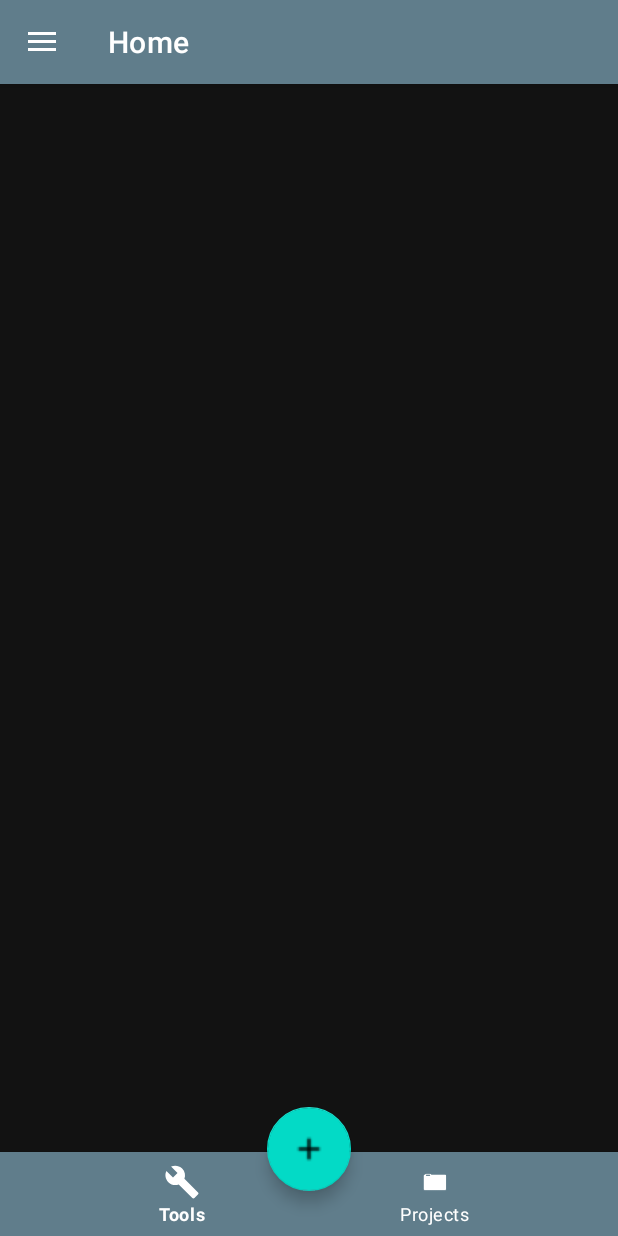
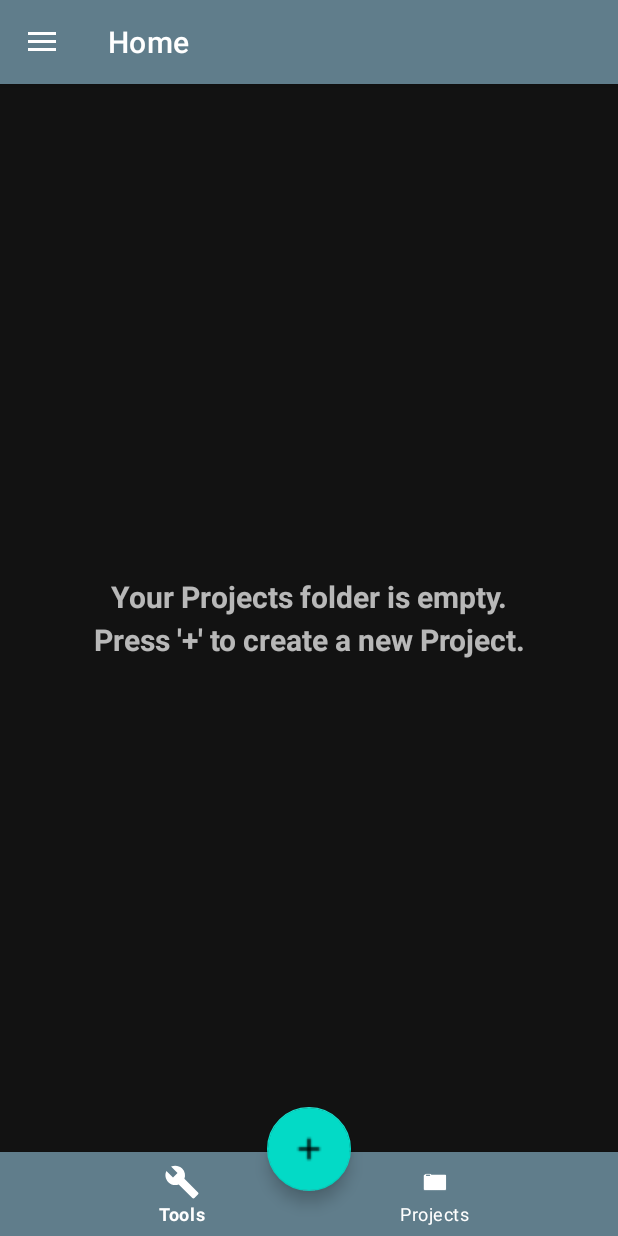
Before and after one commit to serorca/Kphisics, an Android app: the screen it shows after launch (MainActivity), on a phone screen of 412 x 824 dp. Run offline under Robolectric (Android 15) with nearby library versions, the phone set to English and light mode, and no system bars; our stand-ins replace navigation-ui.

Commit message:
Implementing the main UI

```diff
--- /dev/null
+++ b/app/src/main/java/com/example/kphisics/ui/projects/MainNavFragment.kt
@@ -0,0 +1,24 @@
+package com.example.kphisics.ui.projects
+
+import android.os.Bundle
+import android.view.LayoutInflater
+import android.view.View
+import android.view.ViewGroup
+import androidx.fragment.app.Fragment
+import androidx.navigation.Navigation
+import androidx.navigation.ui.setupWithNavController
+import com.example.kphisics.R
+import kotlinx.android.synthetic.main.fragment_bottom_nav.*
+
+class MainNavFragment : Fragment() {
+
+    override fun onCreateView(inflater: LayoutInflater, container: ViewGroup?, savedInstanceState: Bundle?): View? {
+        return  inflater.inflate(R.layout.fragment_bottom_nav, container, false)
+    }
+
+    override fun onViewCreated(view: View, savedInstanceState: Bundle?) {
+        super.onViewCreated(view, savedInstanceState)
+        val navController = Navigation.findNavController(requireActivity(), R.id.projectsNavFragment)
+        bottomNavigation.setupWithNavController(navController)
+    }
+}
--- a/app/src/main/java/com/example/kphisics/ui/projects/ProjectsNavFragment.kt
+++ b/app/src/main/java/com/example/kphisics/ui/projects/ProjectsNavFragment.kt
@@ -1,7 +1,14 @@
 package com.example.kphisics.ui.projects
 
+import android.os.Bundle
+import android.view.LayoutInflater
+import android.view.View
+import android.view.ViewGroup
 import androidx.fragment.app.Fragment
+import com.example.kphisics.R
 
 class ProjectsNavFragment : Fragment() {
-
+    override fun onCreateView(inflater: LayoutInflater, container: ViewGroup?, savedInstanceState: Bundle?): View? {
+        return inflater.inflate(R.layout.fragment_projects, container, false)
+    }
 }
--- a/app/src/main/java/com/example/kphisics/ui/tools/ToolsNavFragment.kt
+++ b/app/src/main/java/com/example/kphisics/ui/tools/ToolsNavFragment.kt
@@ -1,7 +1,19 @@
 package com.example.kphisics.ui.tools
 
+import android.os.Bundle
+import android.view.LayoutInflater
+import android.view.View
+import android.view.ViewGroup
 import androidx.fragment.app.Fragment
 
 class ToolsNavFragment : Fragment(){
 
+    override fun onCreateView(inflater: LayoutInflater, container: ViewGroup?, savedInstanceState: Bundle?): View? {
+        return super.onCreateView(inflater, container, savedInstanceState)
+    }
+
+    override fun onViewCreated(view: View, savedInstanceState: Bundle?) {
+        super.onViewCreated(view, savedInstanceState)
+    }
+
 }
--- a/app/src/main/res/layout/app_bar_main.xml
+++ b/app/src/main/res/layout/app_bar_main.xml
@@ -20,7 +20,7 @@
 
     </com.google.android.material.appbar.AppBarLayout>
 
-    <include layout="@layout/fragment_projects_bottom_nav" />
+    <include layout="@layout/fragment_bottom_nav" />
 
     <com.google.android.material.floatingactionbutton.FloatingActionButton
         android:id="@+id/fab"
--- a/app/src/main/res/layout/fragment_projects_bottom_nav.xml
+++ b/app/src/main/res/layout/fragment_bottom_nav.xml
@@ -4,7 +4,7 @@
     android:layout_width="match_parent"
     android:layout_height="match_parent"
     xmlns:app="http://schemas.android.com/apk/res-auto"
-    tools:context=".ui.projects.ProjectsNavFragment">
+    tools:context=".ui.projects.MainNavFragment">
 
     <fragment
         android:id="@+id/projectsNavFragment"
--- /dev/null
+++ b/app/src/main/res/layout/fragment_projects.xml
@@ -0,0 +1,46 @@
+<?xml version="1.0" encoding="utf-8"?>
+<FrameLayout xmlns:android="http://schemas.android.com/apk/res/android"
+    xmlns:app="http://schemas.android.com/apk/res-auto"
+    xmlns:tools="http://schemas.android.com/tools"
+    android:layout_width="match_parent"
+    android:layout_height="match_parent"
+    tools:context=".ui.projects.ProjectsNavFragment">
+
+    <androidx.constraintlayout.widget.ConstraintLayout
+        android:id="@+id/noProjectsView"
+        android:layout_width="match_parent"
+        android:layout_height="match_parent">
+
+        <ImageView
+            android:id="@+id/imageView"
+            android:layout_width="150dp"
+            android:layout_height="150dp"
+            android:layout_gravity="center"
+            android:layout_marginStart="8dp"
+            android:layout_marginTop="8dp"
+            android:layout_marginEnd="8dp"
+            android:layout_marginBottom="8dp"
+            app:layout_constraintBottom_toTopOf="@+id/textView"
+            app:layout_constraintEnd_toEndOf="parent"
+            app:layout_constraintStart_toStartOf="parent"
+            app:layout_constraintTop_toTopOf="parent" />
+
+        <TextView
+            android:id="@+id/textView"
+            android:layout_width="288dp"
+            android:layout_height="wrap_content"
+            android:layout_marginTop="8dp"
+            android:layout_marginBottom="8dp"
+            android:lineSpacingExtra="5dp"
+            android:text="@string/no_projects_tv"
+            android:textAlignment="center"
+            android:textSize="20sp"
+            android:textStyle="bold"
+            app:layout_constraintBottom_toBottomOf="parent"
+            app:layout_constraintEnd_toEndOf="parent"
+            app:layout_constraintStart_toStartOf="parent"
+            app:layout_constraintTop_toTopOf="parent" />
+
+    </androidx.constraintlayout.widget.ConstraintLayout>
+
+</FrameLayout>
--- a/app/src/main/res/navigation/mobile_navigation.xml
+++ b/app/src/main/res/navigation/mobile_navigation.xml
@@ -9,7 +9,7 @@
         android:id="@+id/projectsNavFragment"
         android:name="com.example.kphisics.ui.projects.ProjectsNavFragment"
         android:label="Home"
-        tools:layout="@layout/fragment_projects_bottom_nav" />
+        tools:layout="@layout/fragment_bottom_nav" />
 
     <fragment
         android:id="@+id/toolsFragment"
--- a/app/src/main/res/navigation/nav_main.xml
+++ b/app/src/main/res/navigation/nav_main.xml
@@ -9,7 +9,7 @@
         android:id="@+id/projectsNavFragment"
         android:name="com.example.kphisics.ui.projects.ProjectsNavFragment"
         android:label="Home"
-        tools:layout="@layout/fragment_projects_bottom_nav" />
+        tools:layout="@layout/fragment_bottom_nav" />
 
     <fragment
         android:id="@+id/infoFragment"
--- a/app/src/main/res/values/strings.xml
+++ b/app/src/main/res/values/strings.xml
@@ -8,4 +8,5 @@
     <string name="action_settings">Settings</string>
     <string name="tools_bottom_nav_item_title">Tools</string>
     <string name="projects_bottom_nav_title">Projects</string>
+    <string name="no_projects_tv">Your Projects folder is empty. Press \'+\' to create a new Project.</string>
 </resources>
```
